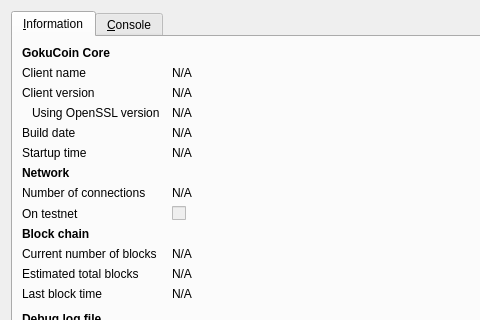
Qt form src/qt/forms/rpcconsole.ui (bumbacoin/xgox) before a commit; both pictures show x 0 to 480 and y 0 to 320 of the 740 by 450 pixel window.
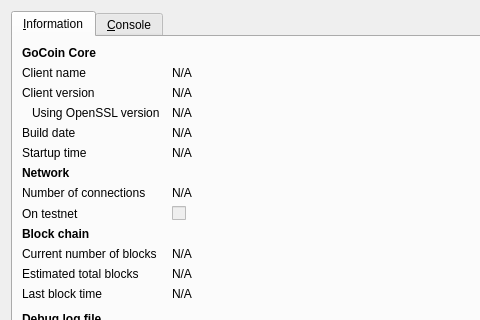
The same form after that commit. Icons and pictures are not drawn.

The edit to the form file:
```diff
--- a/src/qt/forms/rpcconsole.ui
+++ b/src/qt/forms/rpcconsole.ui
@@ -36,7 +36,7 @@
           </font>
          </property>
          <property name="text">
-          <string>GokuCoin Core</string>
+          <string>GoCoin Core</string>
          </property>
         </widget>
        </item>
```
Left out of the diff: 6 changed lines with no effect on the pictures.
